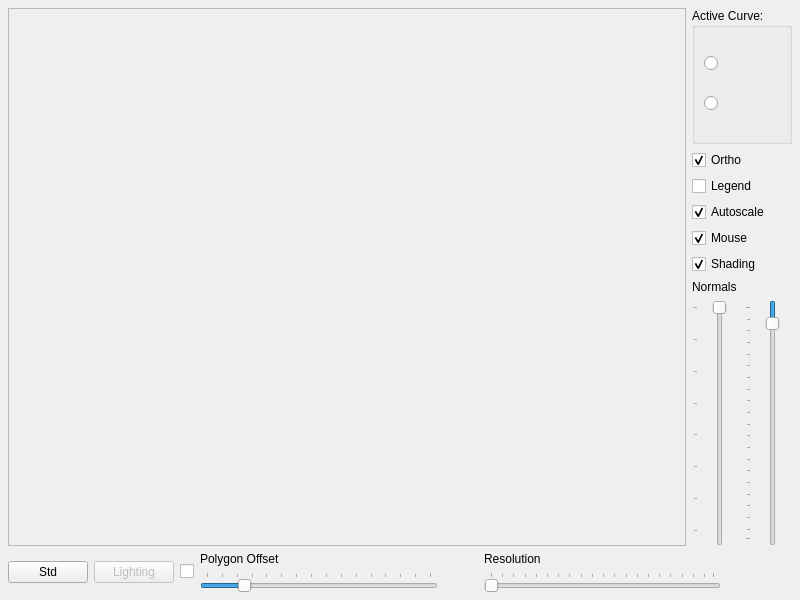
vlcvboyer/qwtplot3d-sourceforge, file branches/multiple_curves_0_2_x/qwtplot3d/examples/mesh2/src/mesh2mainwindowbase4.ui: the form before one commit.
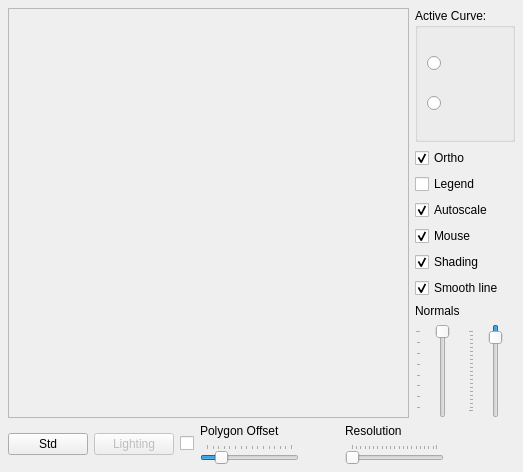
The form after the commit.

Commit message: - More improvements to "mesh2" example. - Small improvement to qwt3d_colorlegend: the API provides now a pointer to the axis aobject. - Small improvement to qwt3d_curve: added  clearEnrichments() and enrichmentList().

The edit to the form file:
```diff
--- a/branches/multiple_curves_0_2_x/qwtplot3d/examples/mesh2/src/mesh2mainwindowbase4.ui
+++ b/branches/multiple_curves_0_2_x/qwtplot3d/examples/mesh2/src/mesh2mainwindowbase4.ui
@@ -6,22 +6,22 @@
    <rect>
     <x>0</x>
     <y>0</y>
-    <width>800</width>
-    <height>600</height>
+    <width>523</width>
+    <height>472</height>
    </rect>
   </property>
   <property name="windowTitle">
    <string>Mesh2</string>
   </property>
   <widget class="QWidget" name="centralWidget">
-   <layout class="QGridLayout">
-    <property name="margin">
-     <number>8</number>
-    </property>
+   <layout class="QVBoxLayout" name="verticalLayout">
     <property name="spacing">
      <number>6</number>
     </property>
-    <item row="0" column="0">
+    <property name="margin">
+     <number>8</number>
+    </property>
+    <item>
      <layout class="QHBoxLayout">
       <property name="spacing">
        <number>6</number>
@@ -78,7 +78,7 @@
             <property name="title">
              <string>Active Curve:</string>
             </property>
-            <layout class="QVBoxLayout" name="verticalLayout">
+            <layout class="QVBoxLayout" name="verticalLayout_2">
              <item>
               <widget class="QRadioButton" name="functionRadioButton">
                <property name="text">
@@ -143,6 +143,16 @@
             </property>
            </widget>
           </item>
+          <item>
+           <widget class="QCheckBox" name="smoothLineCheckBox">
+            <property name="checked">
+             <bool>true</bool>
+            </property>
+            <property name="text">
+             <string>Smooth line</string>
+            </property>
+           </widget>
+          </item>
          </layout>
         </item>
         <item>
@@ -244,7 +254,7 @@
       </item>
      </layout>
     </item>
-    <item row="1" column="0">
+    <item>
      <layout class="QHBoxLayout">
       <property name="spacing">
        <number>6</number>
```
The commit also changes 6 other files.
